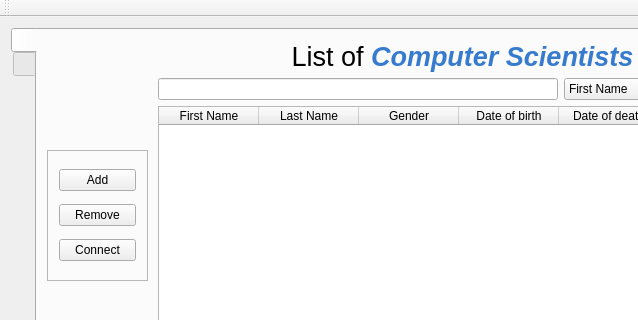
The window that ui/computerscientists.ui (VLN-H7/Skil3) describes before a commit, drawn with Qt 5; both pictures show x 0 to 638 and y 0 to 320 of the 1000 by 600 pixel window.
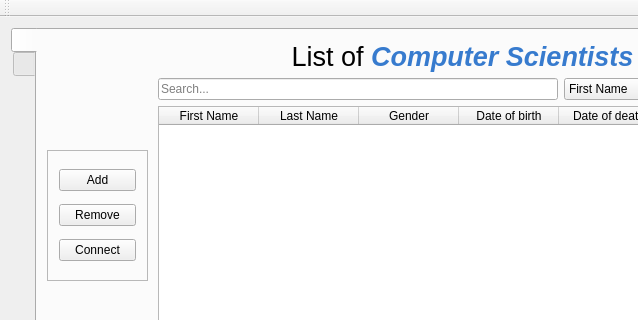
The same window after the commit. The open tabs and pages were chosen to show the change. Icons and pictures are not drawn.

Commit message: Added placeholders and renamed deleteType to removeType

```diff
--- a/ui/computerscientists.ui
+++ b/ui/computerscientists.ui
@@ -85,7 +85,11 @@
          <item>
           <layout class="QHBoxLayout" name="horizontalLayout">
            <item>
-            <widget class="QLineEdit" name="editScientistSearch"/>
+            <widget class="QLineEdit" name="editScientistSearch">
+             <property name="placeholderText">
+              <string>Search...</string>
+             </property>
+            </widget>
            </item>
            <item>
             <widget class="QComboBox" name="comboScientistSearch">
```
Left out of the diff: 8 changed lines with no effect on the pictures. The commit also changes 6 other files.
